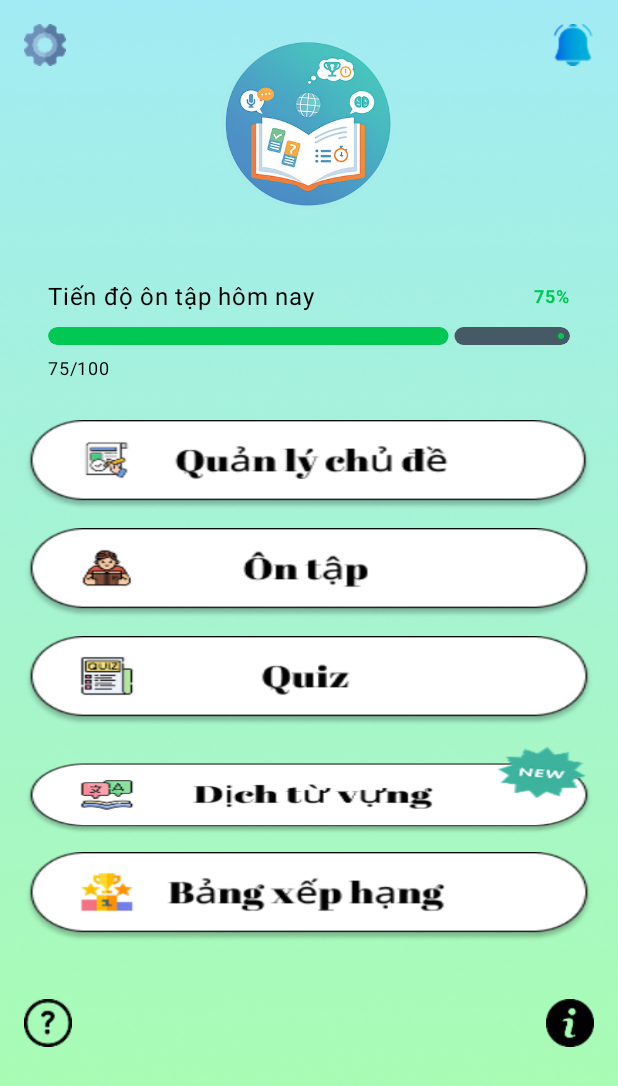
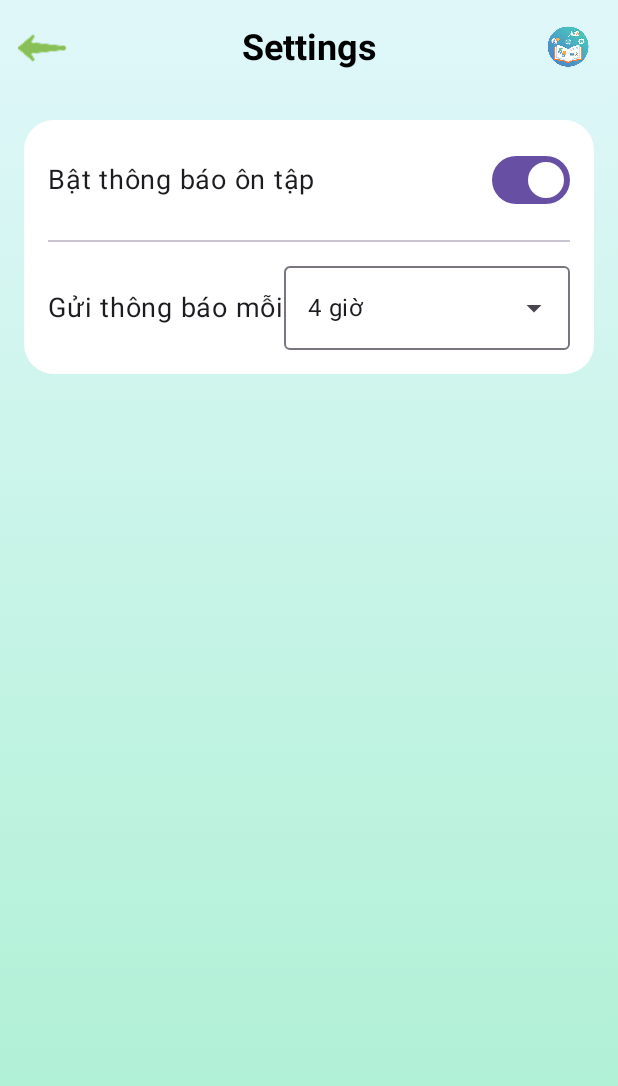
Before and after one commit to Thethien2k5/EzWordMaster, an Android app built with Jetpack Compose: the HomeScreen screen opened through its navigation route, after a tap on "Settings", on a phone screen of 412 x 824 dp. Shown: the top 1086 px of the screen. Run offline under Robolectric (Android 15) with nearby library versions, the phone set to English and light mode, and no system bars.

Commit message:
Hoàn thành 5 chức năng bao gồm : Trang about us, trang help + câu hỏi, trang dịch thuật, trang thông báo + popup thông báo, trang cài đặt(qui mô nhỏ, chưa hoàn thiện).

```diff
--- a/app/src/main/java/com/example/ezwordmaster/MainActivity.kt
+++ b/app/src/main/java/com/example/ezwordmaster/MainActivity.kt
@@ -1,24 +1,48 @@
 package com.example.ezwordmaster
 
+import android.Manifest
+import android.content.pm.PackageManager
+import android.os.Build
 import android.os.Bundle
 import androidx.activity.ComponentActivity
 import androidx.activity.compose.setContent
+import androidx.activity.result.contract.ActivityResultContracts
+import androidx.compose.foundation.layout.fillMaxSize
 import androidx.compose.material3.MaterialTheme
 import androidx.compose.material3.Surface
-import androidx.navigation.compose.rememberNavController
+import androidx.compose.ui.Modifier
+import androidx.core.content.ContextCompat
 import com.example.ezwordmaster.ui.navigation.AppNavHost
 import com.example.ezwordmaster.ui.theme.EzWordMasterTheme
 
+class MainActivity : ComponentActivity() {
 
-class MainActivity : ComponentActivity() {
+    private val requestPermissionLauncher = registerForActivityResult(
+        ActivityResultContracts.RequestPermission()
+    ) { isGranted: Boolean ->
+        // Handle the case where the user denies the permission
+    }
+
+    private fun askNotificationPermission() {
+        if (Build.VERSION.SDK_INT >= Build.VERSION_CODES.TIRAMISU) {
+            if (ContextCompat.checkSelfPermission(this, Manifest.permission.POST_NOTIFICATIONS) != PackageManager.PERMISSION_GRANTED) {
+                requestPermissionLauncher.launch(Manifest.permission.POST_NOTIFICATIONS)
+            }
+        }
+    }
+
     override fun onCreate(savedInstanceState: Bundle?) {
         super.onCreate(savedInstanceState)
 
+        askNotificationPermission()
+
         setContent {
             EzWordMasterTheme {
-                Surface(color = MaterialTheme.colorScheme.background) {
-                    val navController = rememberNavController()
-                    AppNavHost(navController = navController)
+                Surface(
+                    modifier = Modifier.fillMaxSize(),
+                    color = MaterialTheme.colorScheme.background
+                ) {
+                    AppNavHost()
                 }
             }
         }
--- /dev/null
+++ b/app/src/main/java/com/example/ezwordmaster/data/datastore/SettingsDataStore.kt
@@ -0,0 +1,44 @@
+package com.example.ezwordmaster.data.datastore
+
+import android.content.Context
+import androidx.datastore.core.DataStore
+import androidx.datastore.preferences.core.Preferences
+import androidx.datastore.preferences.core.booleanPreferencesKey
+import androidx.datastore.preferences.core.edit
+import androidx.datastore.preferences.core.longPreferencesKey
+import androidx.datastore.preferences.preferencesDataStore
+import kotlinx.coroutines.flow.Flow
+import kotlinx.coroutines.flow.map
+
+private val Context.dataStore: DataStore<Preferences> by preferencesDataStore(name = "settings")
+
+class SettingsDataStore(context: Context) {
+
+    private val dataStore = context.dataStore
+
+    companion object {
+        val NOTIFICATIONS_ENABLED_KEY = booleanPreferencesKey("notifications_enabled")
+        val NOTIFICATION_INTERVAL_KEY = longPreferencesKey("notification_interval")
+        const val DEFAULT_INTERVAL = 4L
+    }
+
+    val notificationsEnabledFlow: Flow<Boolean> = dataStore.data.map { preferences ->
+        preferences[NOTIFICATIONS_ENABLED_KEY] ?: true
+    }
+
+    val notificationIntervalFlow: Flow<Long> = dataStore.data.map { preferences ->
+        preferences[NOTIFICATION_INTERVAL_KEY] ?: DEFAULT_INTERVAL
+    }
+
+    suspend fun setNotificationsEnabled(isEnabled: Boolean) {
+        dataStore.edit { preferences ->
+            preferences[NOTIFICATIONS_ENABLED_KEY] = isEnabled
+        }
+    }
+
+    suspend fun setNotificationInterval(intervalHours: Long) {
+        dataStore.edit { preferences ->
+            preferences[NOTIFICATION_INTERVAL_KEY] = intervalHours
+        }
+    }
+}
--- a/app/src/main/java/com/example/ezwordmaster/ui/navigation/AppNavHost.kt
+++ b/app/src/main/java/com/example/ezwordmaster/ui/navigation/AppNavHost.kt
@@ -8,31 +8,27 @@ import androidx.navigation.compose.composable
 import androidx.navigation.compose.rememberNavController
 import com.example.ezwordmaster.ui.about.AboutScreen
 import com.example.ezwordmaster.ui.help.HelpScreen
+import com.example.ezwordmaster.ui.notification.NotificationScreen
 import com.example.ezwordmaster.ui.screens.HomeScreen
 import com.example.ezwordmaster.ui.screens.IntroScreen
 import com.example.ezwordmaster.ui.screens.TopicManagementScreen
+import com.example.ezwordmaster.ui.settings.SettingsScreen
 import com.example.ezwordmaster.ui.translate.TranslateScreen
 
-/**
- * Quản lý tất cả các đường dẫn (route) trong ứng dụng.
- * Đưa ra ngoài object để dễ dàng truy cập từ mọi nơi.
- */
 object Routes {
-    // --- Các route cũ của bạn ---
     const val INTRO = "intro"
     const val HOME = "home"
     const val TOPIC_MANAGEMENT = "topicmanagementscreen"
-
-    // --- Các route mới chúng ta đang làm ---
     const val ABOUT = "about"
     const val HELP = "help"
     const val TRANSLATE = "translate"
     const val SETTINGS = "settings"
+    const val NOTIFICATION = "notification"
 }
 
 @Composable
 fun AppNavHost(
-    navController: NavHostController = rememberNavController() //  tạo mặc định
+    navController: NavHostController = rememberNavController()
 ) {
     NavHost(
         navController = navController,
@@ -41,27 +37,14 @@ fun AppNavHost(
         composable(Routes.INTRO) { IntroScreen(navController = navController) }
         composable(Routes.HOME) { HomeScreen(navController = navController) }
         composable(Routes.TOPIC_MANAGEMENT) { TopicManagementScreen(navController = navController) }
-
-        // ================== CÁC MÀN HÌNH MỚI THÊM VÀO ==================
-        // Màn hình About Us
-        composable(Routes.ABOUT) {
-            AboutScreen(navController = navController)
-        }
-
-        // Màn hình Help
-        composable(Routes.HELP) {
-            HelpScreen(navController = navController)
-        }
-
-        // Các màn hình khác như Dịch, Cài đặt sẽ được thêm vào đây
-        composable(Routes.TRANSLATE) {
-            TranslateScreen(navController = navController)
-        }
+        composable(Routes.ABOUT) { AboutScreen(navController = navController) }
+        composable(Routes.HELP) { HelpScreen(navController = navController) }
+        composable(Routes.TRANSLATE) { TranslateScreen(navController = navController) }
+        composable(Routes.SETTINGS) { SettingsScreen(navController = navController) }
+        composable(Routes.NOTIFICATION) { NotificationScreen(navController = navController) }
     }
 }
 
-// ✅ HÀM PREVIEW GÂY LỖI ĐÃ ĐƯỢC SỬA Ở ĐÂY
-// Thêm hàm này vào cuối file để Android Studio không báo lỗi nữa
 @Preview(showBackground = true)
 @Composable
 fun AppNavHostPreview() {
--- a/app/src/main/java/com/example/ezwordmaster/ui/screens/HomeScreen.kt
+++ b/app/src/main/java/com/example/ezwordmaster/ui/screens/HomeScreen.kt
@@ -1,27 +1,26 @@
 package com.example.ezwordmaster.ui.screens
 
-import androidx.compose.ui.unit.sp
-import androidx.compose.ui.unit.dp
-import androidx.compose.ui.Modifier
-import androidx.compose.ui.Alignment
-import androidx.compose.ui.graphics.Color
-import androidx.compose.ui.res.painterResource
-import androidx.compose.ui.layout.ContentScale
-import androidx.compose.ui.text.font.FontWeight
 import androidx.compose.foundation.Image
+import androidx.compose.foundation.clickable
 import androidx.compose.foundation.layout.*
-import androidx.compose.foundation.clickable
-import androidx.compose.foundation.background
-import androidx.compose.foundation.verticalScroll
 import androidx.compose.foundation.rememberScrollState
 import androidx.compose.foundation.shape.RoundedCornerShape
-import androidx.compose.material3.*
+import androidx.compose.foundation.verticalScroll
+import androidx.compose.material3.LinearProgressIndicator
+import androidx.compose.material3.Text
 import androidx.compose.runtime.Composable
+import androidx.compose.ui.Alignment
+import androidx.compose.ui.Modifier
+import androidx.compose.ui.draw.clip
+import androidx.compose.ui.graphics.Color
+import androidx.compose.ui.layout.ContentScale
+import androidx.compose.ui.res.painterResource
+import androidx.compose.ui.text.font.FontWeight
+import androidx.compose.ui.unit.dp
+import androidx.compose.ui.unit.sp
 import androidx.navigation.NavHostController
 import com.example.ezwordmaster.R
 import com.example.ezwordmaster.ui.common.AppBackground
-import androidx.compose.ui.draw.clip
-import com.example.ezwordmaster.domain.repository.TopicRepository
 import com.example.ezwordmaster.ui.navigation.Routes
 
 @Composable
@@ -36,32 +35,23 @@ fun HomeScreen(navController: NavHostController, progress: Int = 75, total: Int
                 horizontalAlignment = Alignment.CenterHorizontally
             ) {
 
-                // Logo
                 Image(
                     painter = painterResource(id = R.drawable.logo),
                     contentDescription = "Logo",
                     modifier = Modifier.size(170.dp)
                 )
 
-                // Thanh tiến độ
                 Column(
                     modifier = Modifier
                         .fillMaxWidth()
                         .padding(16.dp)
                 ) {
-                    // Header với số %
                     Row(
                         modifier = Modifier.fillMaxWidth(),
                         horizontalArrangement = Arrangement.SpaceBetween,
                         verticalAlignment = Alignment.CenterVertically
                     ) {
-                        Text(
-                            text = "Tiến độ ôn tập hôm nay",
-                            fontSize = 16.sp,
-                            color = Color.Black,
-
-                            )
-
+                        Text(text = "Tiến độ ôn tập hôm nay", fontSize = 16.sp, color = Color.Black)
                         Text(
                             text = "${(progress.toFloat() / total * 100).toInt()}%",
                             fontSize = 12.sp,
@@ -72,7 +62,6 @@ fun HomeScreen(navController: NavHostController, progress: Int = 75, total: Int
 
                     Spacer(Modifier.height(8.dp))
 
-                    // Thanh progress
                     LinearProgressIndicator(
                         progress = { progress.toFloat() / total },
                         modifier = Modifier
@@ -85,25 +74,17 @@ fun HomeScreen(navController: NavHostController, progress: Int = 75, total: Int
 
                     Spacer(Modifier.height(4.dp))
 
-                    // Text số lượng
-                    Text(
-                        text = "$progress/$total ",
-                        fontSize = 12.sp,
-                        color = Color(0xFF000000)
-                    )
+                    Text(text = "$progress/$total ", fontSize = 12.sp, color = Color.Black)
                 }
 
-                // Các nút chức năng (dùng ảnh nguyên khối)
                 MenuImageButton(R.drawable.topic) { navController.navigate(Routes.TOPIC_MANAGEMENT) }
-                MenuImageButton(R.drawable.practice) { /* navController.navigate("practice") */ }
-                MenuImageButton(R.drawable.quiz) { /* navController.navigate("quiz") */ }
-                // ✅ SỬA LẠI Ở ĐÂY
+                MenuImageButton(R.drawable.practice) { /* TODO */ }
+                MenuImageButton(R.drawable.quiz) { /* TODO */ }
                 MenuImageButton(R.drawable.translate) { navController.navigate(Routes.TRANSLATE) }
-                MenuImageButton(R.drawable.ranking) { /* navController.navigate("ranking") */ }
+                MenuImageButton(R.drawable.ranking) { /* TODO */ }
 
                 Spacer(modifier = Modifier.height(32.dp))
 
-                // 2 nút góc dưới
                 Row(
                     modifier = Modifier.fillMaxWidth(),
                     horizontalArrangement = Arrangement.SpaceBetween
@@ -123,11 +104,9 @@ fun HomeScreen(navController: NavHostController, progress: Int = 75, total: Int
                             .clickable { navController.navigate(Routes.ABOUT) }
                     )
                 }
-
                 Spacer(modifier = Modifier.height(24.dp))
             }
 
-            // Icon cài đặt và chuông sát góc trên
             Row(
                 modifier = Modifier
                     .fillMaxWidth()
@@ -140,7 +119,6 @@ fun HomeScreen(navController: NavHostController, progress: Int = 75, total: Int
                     contentDescription = "Settings",
                     modifier = Modifier
                         .size(28.dp)
-                        // ✅ SỬA LẠI Ở ĐÂY
                         .clickable { navController.navigate(Routes.SETTINGS) }
                 )
                 Image(
@@ -148,7 +126,7 @@ fun HomeScreen(navController: NavHostController, progress: Int = 75, total: Int
                     contentDescription = "Notifications",
                     modifier = Modifier
                         .size(28.dp)
-                        .clickable { /* TODO */ }
+                        .clickable { navController.navigate(Routes.NOTIFICATION) }
                 )
             }
         }
@@ -164,7 +142,7 @@ fun MenuImageButton(imageRes: Int, onClick: () -> Unit) {
             .fillMaxWidth()
             .height(72.dp)
             .padding(vertical = 6.dp)
-            .clickable { onClick() },
+            .clickable(onClick = onClick),
         contentScale = ContentScale.FillBounds
     )
 }
--- /dev/null
+++ b/app/src/main/java/com/example/ezwordmaster/ui/settings/SettingsScreen.kt
@@ -0,0 +1,116 @@
+package com.example.ezwordmaster.ui.settings
+
+import androidx.compose.foundation.background
+import androidx.compose.foundation.layout.*
+import androidx.compose.foundation.shape.RoundedCornerShape
+import androidx.compose.material3.*
+import androidx.compose.runtime.*
+import androidx.compose.ui.Alignment
+import androidx.compose.ui.Modifier
+import androidx.compose.ui.draw.clip
+import androidx.compose.ui.graphics.Color
+import androidx.compose.ui.unit.dp
+import androidx.compose.ui.unit.sp
+import androidx.lifecycle.viewmodel.compose.viewModel
+import androidx.navigation.NavHostController
+import com.example.ezwordmaster.ui.common.CommonTopAppBar
+import com.example.ezwordmaster.ui.common.GradientBackground
+import com.example.ezwordmaster.ui.navigation.Routes
+
+@OptIn(ExperimentalMaterial3Api::class)
+@Composable
+fun SettingsScreen(
+    navController: NavHostController,
+    viewModel: SettingsViewModel = viewModel()
+) {
+    val notificationsEnabled by viewModel.notificationsEnabled.collectAsState()
+    val notificationInterval by viewModel.notificationInterval.collectAsState()
+    var isDropdownExpanded by remember { mutableStateOf(false) }
+    val intervalOptions = listOf(2L, 4L, 6L, 8L, 12L)
+
+    GradientBackground {
+        Scaffold(
+            topBar = {
+                CommonTopAppBar(
+                    title = "Settings",
+                    canNavigateBack = true,
+                    onNavigateUp = { navController.popBackStack() },
+                    onLogoClick = {
+                        navController.navigate(Routes.HOME) {
+                            popUpTo(Routes.HOME) { inclusive = true }
+                        }
+                    }
+                )
+            },
+            containerColor = Color.Transparent
+        ) { paddingValues ->
+            Column(
+                modifier = Modifier
+                    .fillMaxSize()
+                    .padding(paddingValues)
+                    .padding(16.dp),
+                horizontalAlignment = Alignment.CenterHorizontally
+            ) {
+                Column(
+                    modifier = Modifier
+                        .clip(RoundedCornerShape(20.dp))
+                        .background(Color.White)
+                        .padding(16.dp)
+                ) {
+                    Row(
+                        modifier = Modifier.fillMaxWidth(),
+                        verticalAlignment = Alignment.CenterVertically,
+                        horizontalArrangement = Arrangement.SpaceBetween
+                    ) {
+                        Text("Bật thông báo ôn tập", fontSize = 18.sp)
+                        Switch(
+                            checked = notificationsEnabled,
+                            onCheckedChange = { viewModel.onNotificationToggled(it) }
+                        )
+                    }
+                    Spacer(modifier = Modifier.height(16.dp))
+                    Divider()
+                    Spacer(modifier = Modifier.height(16.dp))
+
+                    Row(
+                        modifier = Modifier.fillMaxWidth(),
+                        verticalAlignment = Alignment.CenterVertically,
+                        horizontalArrangement = Arrangement.SpaceBetween
+                    ) {
+                        Text("Gửi thông báo mỗi", fontSize = 18.sp)
+                        ExposedDropdownMenuBox(
+                            expanded = isDropdownExpanded,
+                            onExpandedChange = { isDropdownExpanded = !isDropdownExpanded }
+                        ) {
+                            OutlinedTextField(
+                                value = "$notificationInterval giờ",
+                                onValueChange = {},
+                                readOnly = true,
+                                trailingIcon = {
+                                    ExposedDropdownMenuDefaults.TrailingIcon(
+                                        expanded = isDropdownExpanded
+                                    )
+                                },
+                                modifier = Modifier.menuAnchor()
+                            )
+                            ExposedDropdownMenu(
+                                expanded = isDropdownExpanded,
+                                onDismissRequest = { isDropdownExpanded = false }
+                            ) {
+                                intervalOptions.forEach { interval ->
+                                    DropdownMenuItem(
+                                        text = { Text("$interval giờ") },
+                                        onClick = {
+                                            viewModel.onIntervalChanged(interval)
+                                            isDropdownExpanded = false
+                                        }
+                                    )
+                                }
+                            }
+                        }
+                    }
+                }
+            }
+        }
+    }
+}
--- /dev/null
+++ b/app/src/main/java/com/example/ezwordmaster/ui/settings/SettingsViewModel.kt
@@ -0,0 +1,40 @@
+package com.example.ezwordmaster.ui.settings
+
+import android.app.Application
+import androidx.lifecycle.AndroidViewModel
+import androidx.lifecycle.viewModelScope
+import com.example.ezwordmaster.data.datastore.SettingsDataStore
+import com.example.ezwordmaster.worker.NotificationScheduler
+import kotlinx.coroutines.flow.SharingStarted
+import kotlinx.coroutines.flow.stateIn
+import kotlinx.coroutines.launch
+
+class SettingsViewModel(application: Application) : AndroidViewModel(application) {
+    private val settingsDataStore = SettingsDataStore(application)
+
+    val notificationsEnabled = settingsDataStore.notificationsEnabledFlow
+        .stateIn(viewModelScope, SharingStarted.Lazily, true)
+
+    val notificationInterval = settingsDataStore.notificationIntervalFlow
+        .stateIn(viewModelScope, SharingStarted.Lazily, SettingsDataStore.DEFAULT_INTERVAL)
+
+    fun onNotificationToggled(isEnabled: Boolean) {
+        viewModelScope.launch {
+            settingsDataStore.setNotificationsEnabled(isEnabled)
+            if (isEnabled) {
+                NotificationScheduler.scheduleReminder(getApplication(), notificationInterval.value)
+            } else {
+                NotificationScheduler.cancelReminder(getApplication())
+            }
+        }
+    }
+
+    fun onIntervalChanged(intervalHours: Long) {
+        viewModelScope.launch {
+            settingsDataStore.setNotificationInterval(intervalHours)
+            if (notificationsEnabled.value) {
+                NotificationScheduler.scheduleReminder(getApplication(), intervalHours)
+            }
+        }
+    }
+}
```
Also changed, not shown: app/build.gradle.kts (+55 -43 lines), app/src/main/AndroidManifest.xml (+16 -10 lines), app/src/main/java/com/example/ezwordmaster/EzWordMasterApplication.kt (added, +28 -0 lines), app/src/main/java/com/example/ezwordmaster/ui/notification/NotificationScreen.kt (added, +83 -0 lines), app/src/main/java/com/example/ezwordmaster/ui/worker/NotificationScheduler.kt (added, +35 -0 lines), app/src/main/java/com/example/ezwordmaster/ui/worker/NotificationWorker.kt (added, +60 -0 lines), build.gradle.kts (+9 -4 lines).
